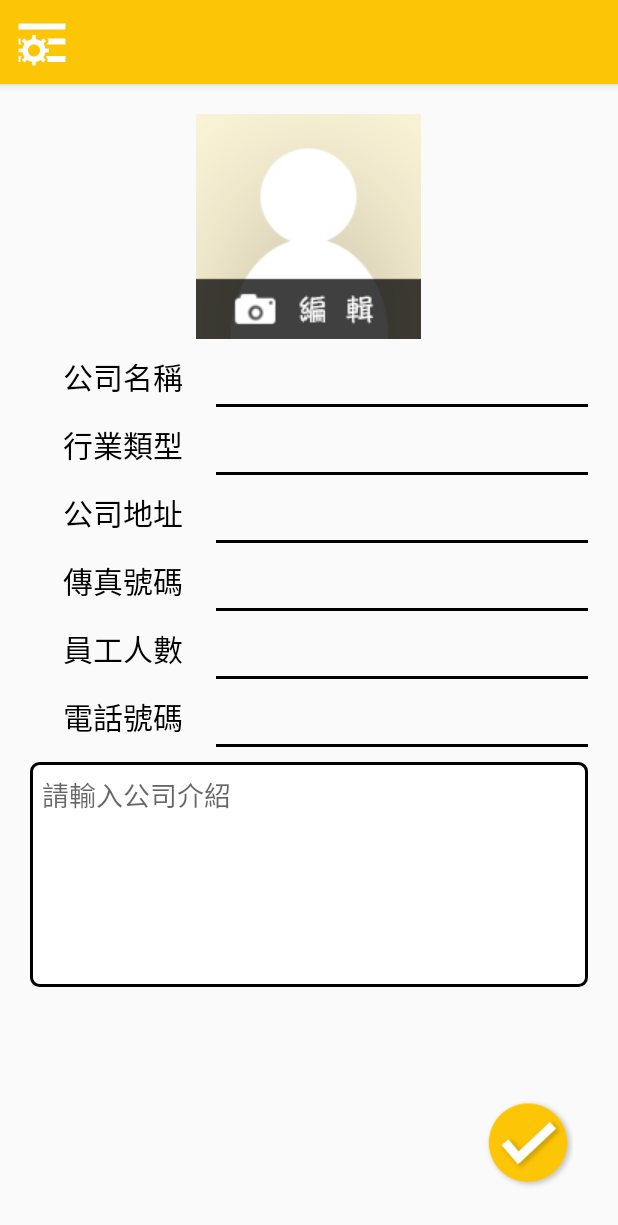
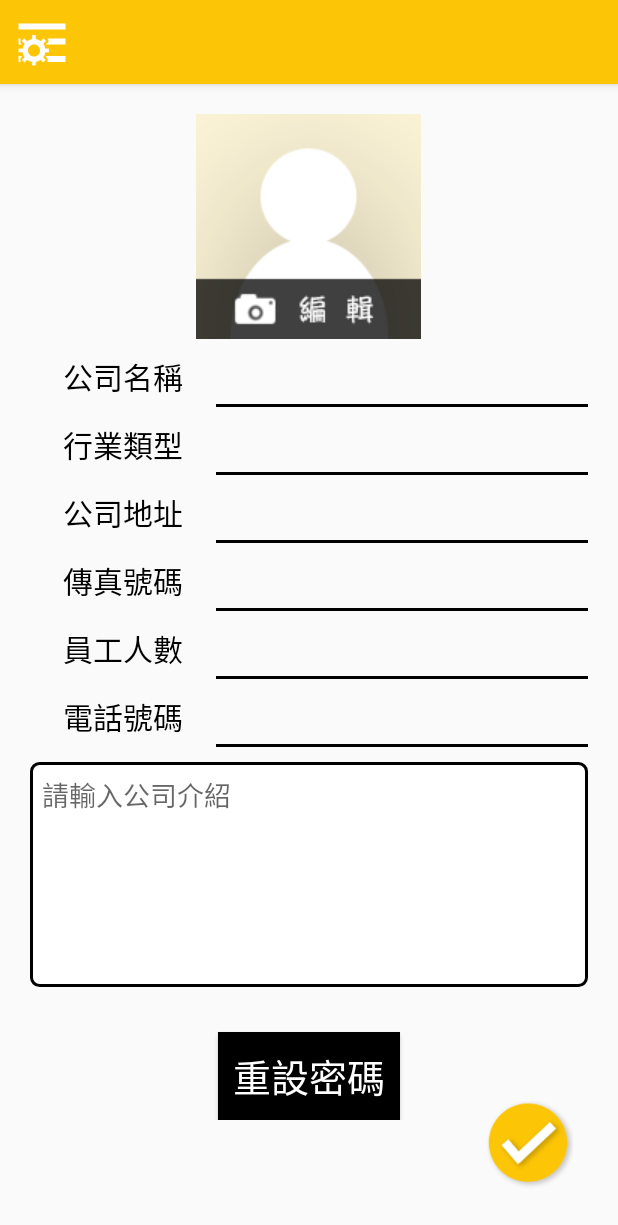
Before and after one commit to fsmytsai/IMInternshipSystem, an Android app: the fragment EditCompanyFragment placed in its activity, on a phone screen of 412 x 824 dp. Shown: the top 1225 px of the screen. Run offline under Robolectric (Android 15) with nearby library versions, the light colour scheme and no system bars; our stand-ins replace CircleImageView; network calls fail; 4 statements that could not run were skipped.

Commit message:
修改密碼補全

```diff
--- a/app/src/main/java/tw/edu/nutc/iminternshipsystem/EditCompanyFragment.java
+++ b/app/src/main/java/tw/edu/nutc/iminternshipsystem/EditCompanyFragment.java
@@ -110,6 +110,14 @@ public class EditCompanyFragment extends MySharedFragment {
             @Override
             public void onClick(View v) {
                 EditCompany();
+            }
+        });
+
+        view.findViewById(R.id.bt_ResetPassword).setOnClickListener(new View.OnClickListener() {
+            @Override
+            public void onClick(View v) {
+                Intent intent = new Intent(mainActivity, ResetPasswordActivity.class);
+                startActivity(intent);
             }
         });
     }
--- a/app/src/main/res/layout/fragment_edit_company.xml
+++ b/app/src/main/res/layout/fragment_edit_company.xml
@@ -211,6 +211,18 @@
                     android:hint="請輸入公司介紹"
                     android:padding="8dp" />
 
+                <Button
+                    android:id="@+id/bt_ResetPassword"
+                    android:layout_width="wrap_content"
+                    android:layout_height="wrap_content"
+                    android:layout_gravity="center_horizontal"
+                    android:layout_marginTop="20dp"
+                    android:background="@android:color/black"
+                    android:padding="10dp"
+                    android:text="重設密碼"
+                    android:textColor="@android:color/white"
+                    android:textSize="25sp" />
+
             </LinearLayout>
         </ScrollView>
 
```
Also changed, not shown: app/src/main/java/tw/edu/nutc/iminternshipsystem/EditTeacherPicFragment.java (+8 -0 lines), app/src/main/java/tw/edu/nutc/iminternshipsystem/MainActivity.java (+9 -1 lines), app/src/main/res/layout/fragment_edit_teacher_pic.xml (+14 -3 lines).
